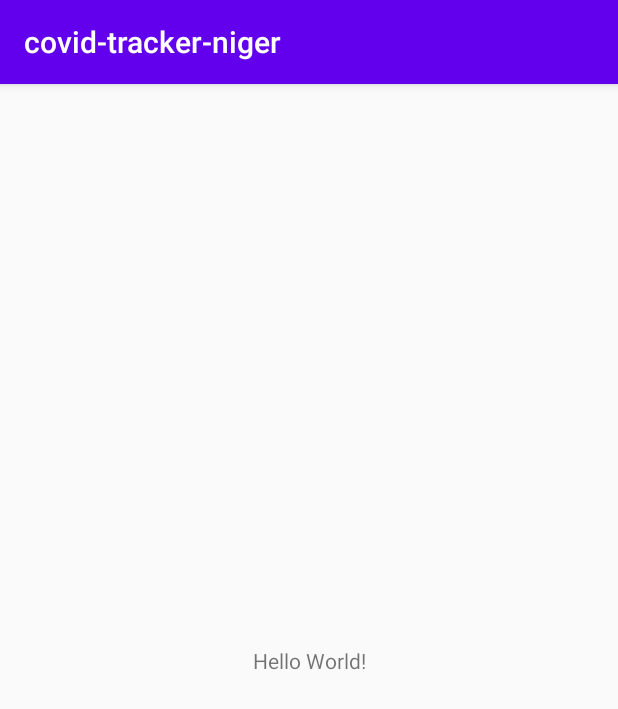
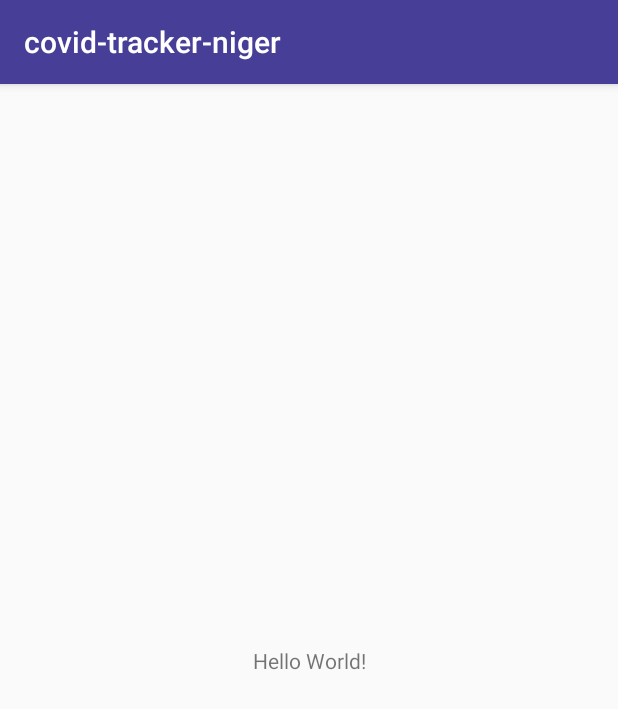
Before and after one commit to sabiou/covidtracker, an Android app: the screen it shows after launch (MainActivity), on a phone screen of 412 x 824 dp. Shown: the top 709 px of the screen. Run offline under Robolectric (Android 15) with nearby library versions, the phone set to English and light mode, and no system bars.

Commit message:
Add colors resources

```diff
--- a/app/src/main/res/values/colors.xml
+++ b/app/src/main/res/values/colors.xml
@@ -1,6 +1,17 @@
 <?xml version="1.0" encoding="utf-8"?>
 <resources>
-    <color name="colorPrimary">#6200EE</color>
-    <color name="colorPrimaryDark">#3700B3</color>
-    <color name="colorAccent">#03DAC5</color>
+
+    <!--Primary colors-->
+    <color name="colorPrimary">#473F97</color>
+    <color name="colorPrimaryDark">#0d1868</color>
+    <color name="colorPrimaryLight">#786ac8</color>
+
+    <color name="colorOnPrimary">#FFFFFF</color>
+
+    <!--Others colors -->
+
+    <color name="color_red">#FF4D58</color>
+    <color name="color_blue">#4D79FF</color>
+
+    <color name="color_text_black">#0D1333</color>
 </resources>
```
